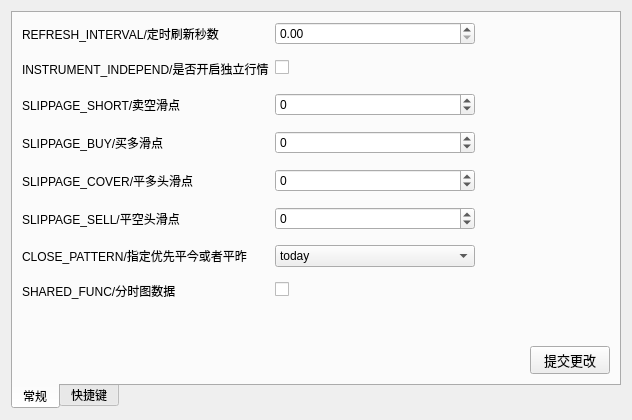
First picture: the form in app/ui/config.ui, repository ctpbee/ctpbee_desktop, before the edit.
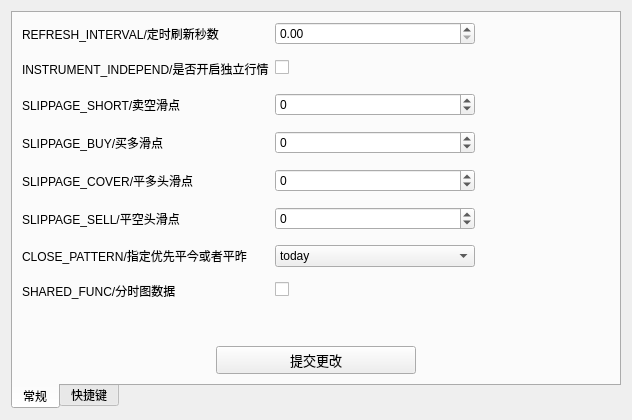
Second picture: the form after the edit. Icons and pictures are not drawn.

What changed in the file:
```diff
--- a/app/ui/config.ui
+++ b/app/ui/config.ui
@@ -321,19 +321,6 @@
        </item>
        <item>
         <layout class="QHBoxLayout" name="horizontalLayout">
-         <item>
-          <spacer name="horizontalSpacer">
-           <property name="orientation">
-            <enum>Qt::Horizontal</enum>
-           </property>
-           <property name="sizeHint" stdset="0">
-            <size>
-             <width>40</width>
-             <height>20</height>
-            </size>
-           </property>
-          </spacer>
-         </item>
          <item>
           <widget class="QPushButton" name="submit_btn">
            <property name="maximumSize">
```
